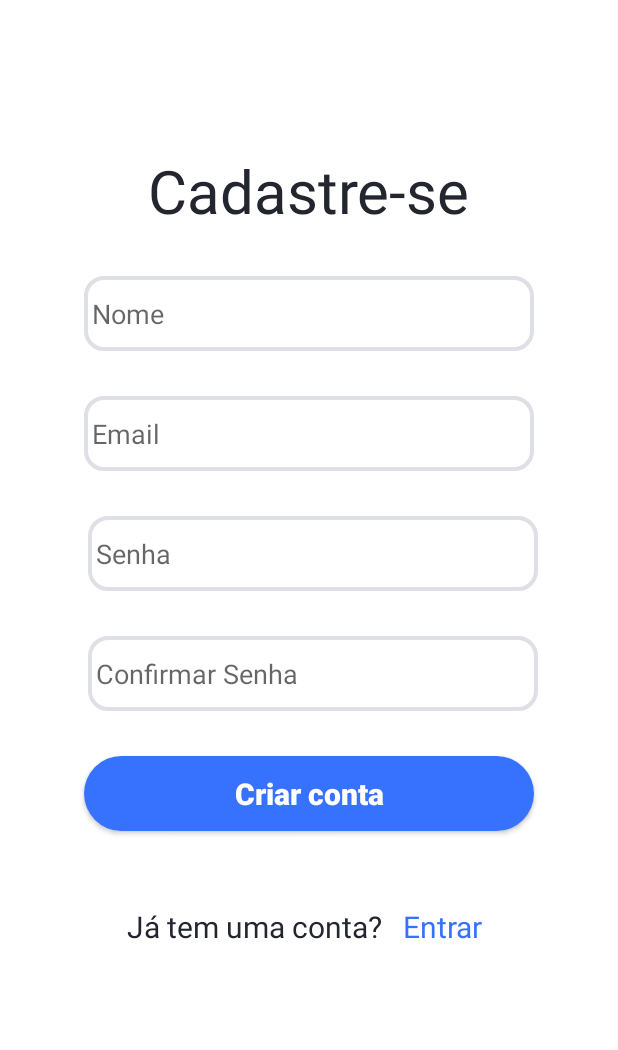
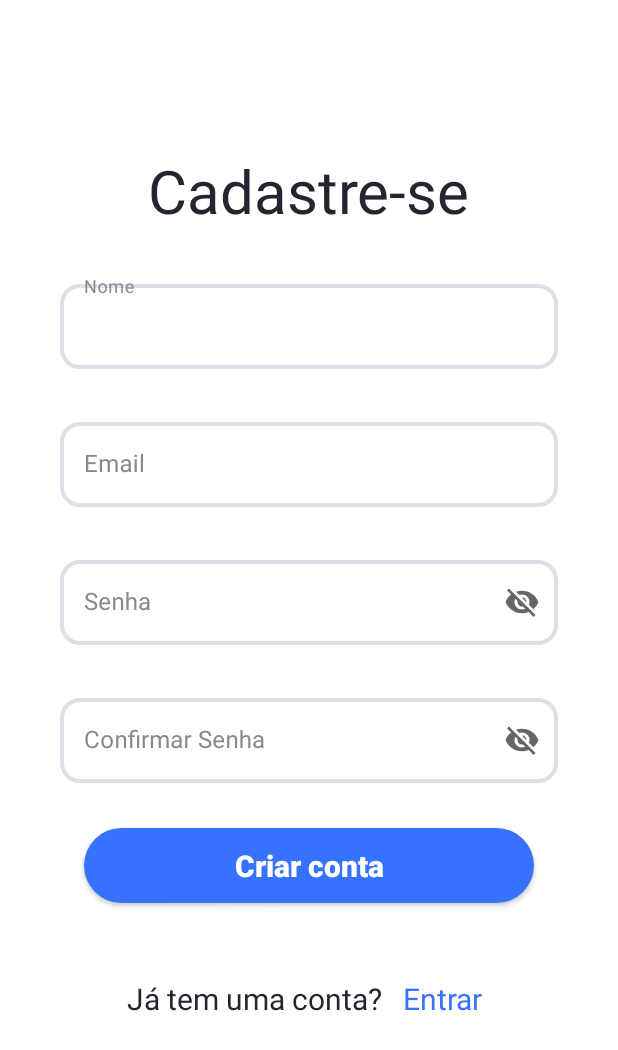
Before and after one commit to DemetriosP/gerador_grade_escolar, an Android app: the FormCasdastro screen opened directly, with no data from a screen before it, on a phone screen of 412 x 824 dp. Shown: the top 1050 px of the screen. Run offline under Robolectric (Android 15) with nearby library versions, the phone set to English and light mode, and no system bars; our stand-ins replace Firebase (no records; nobody signed in at launch, a user with empty details on screens opened directly).

Commit message:
Alteração dos campos TextEdit para TextInputLayout

```diff
--- a/app/build.gradle
+++ b/app/build.gradle
@@ -36,6 +36,6 @@ dependencies {
     testImplementation 'junit:junit:4.13.2'
     androidTestImplementation 'androidx.test.ext:junit:1.1.3'
     androidTestImplementation 'androidx.test.espresso:espresso-core:3.4.0'
-    implementation 'com.google.firebase:firebase-auth:21.0.1'
-    implementation 'com.google.firebase:firebase-firestore:24.0.1'
+    implementation 'com.google.firebase:firebase-auth:21.0.2'
+    implementation 'com.google.firebase:firebase-firestore:24.0.2'
 }
--- a/app/src/main/AndroidManifest.xml
+++ b/app/src/main/AndroidManifest.xml
@@ -9,6 +9,9 @@
         android:roundIcon="@mipmap/ic_launcher_round"
         android:supportsRtl="true"
         android:theme="@style/Theme.GeradorDeGradeEscolar">
+        <activity
+            android:name=".ui.activity.FormDisciplina"
+            android:exported="false" />
         <activity
             android:name=".ui.activity.FormCasdastro"
             android:exported="false" />
--- a/app/src/main/res/layout/activity_form_casdastro.xml
+++ b/app/src/main/res/layout/activity_form_casdastro.xml
@@ -19,59 +19,96 @@
         android:textSize="40sp"
         android:textColor="@color/black"/>
 
-    <EditText
-        android:id="@+id/editNome"
-        style="@style/Edit_Text"
-        android:layout_width="300dp"
-        android:layout_height="50dp"
+    <com.google.android.material.textfield.TextInputLayout
+        android:id="@+id/editNomeLayoyt"
+        style="@style/Widget.MaterialComponents.TextInputLayout.OutlinedBox"
+        android:layout_width="match_parent"
+        android:layout_height="wrap_content"
+        android:layout_marginStart="40dp"
         android:layout_marginTop="30dp"
-        android:importantForAutofill="no"
-        android:inputType="textPersonName"
+        android:layout_marginEnd="40dp"
         android:hint="@string/nome"
+        android:textColorHint="@color/gray"
+        app:hintTextColor="@color/gray"
         app:layout_constraintEnd_toEndOf="parent"
         app:layout_constraintStart_toStartOf="parent"
-        app:layout_constraintTop_toBottomOf="@+id/textCadastre" />
+        app:layout_constraintTop_toBottomOf="@+id/textCadastre">
 
-    <EditText
-        android:id="@+id/editEmail"
-        style="@style/Edit_Text"
-        android:layout_width="300dp"
-        android:layout_height="50dp"
+        <com.google.android.material.textfield.TextInputEditText
+            android:id="@+id/editNome"
+            style="@style/Edit_Text"
+            android:layout_width="match_parent"
+            android:layout_height="wrap_content" />
+    </com.google.android.material.textfield.TextInputLayout>
+
+    <com.google.android.material.textfield.TextInputLayout
+        android:id="@+id/editEmailLayout"
+        style="@style/Widget.MaterialComponents.TextInputLayout.OutlinedBox"
+        android:layout_width="match_parent"
+        android:layout_height="wrap_content"
+        android:layout_marginStart="40dp"
         android:layout_marginTop="30dp"
-        android:importantForAutofill="no"
-        android:inputType="textEmailAddress"
+        android:layout_marginEnd="40dp"
         android:hint="@string/email"
+        android:textColorHint="@color/gray"
+        app:hintTextColor="@color/gray"
         app:layout_constraintEnd_toEndOf="parent"
         app:layout_constraintStart_toStartOf="parent"
-        app:layout_constraintTop_toBottomOf="@+id/editNome" />
+        app:layout_constraintTop_toBottomOf="@+id/editNomeLayoyt"
+        >
 
-    <EditText
-        android:id="@+id/editSenha"
-        style="@style/Edit_Text"
-        android:layout_width="300dp"
-        android:layout_height="50dp"
+        <com.google.android.material.textfield.TextInputEditText
+            android:id="@+id/editEmail"
+            style="@style/Edit_Text"
+            android:layout_width="match_parent"
+            android:layout_height="wrap_content" />
+    </com.google.android.material.textfield.TextInputLayout>
+
+    <com.google.android.material.textfield.TextInputLayout
+        android:id="@+id/editSenhaLayout"
+        style="@style/Widget.MaterialComponents.TextInputLayout.OutlinedBox"
+        android:layout_width="match_parent"
+        android:layout_height="wrap_content"
+        android:layout_marginStart="40dp"
         android:layout_marginTop="30dp"
-        android:importantForAutofill="no"
-        android:inputType="numberPassword"
+        android:layout_marginEnd="40dp"
         android:hint="@string/senha"
+        android:textColorHint="@color/gray"
+        app:hintTextColor="@color/gray"
         app:layout_constraintEnd_toEndOf="parent"
-        app:layout_constraintHorizontal_bias="0.576"
         app:layout_constraintStart_toStartOf="parent"
-        app:layout_constraintTop_toBottomOf="@+id/editEmail" />
+        app:layout_constraintTop_toBottomOf="@+id/editEmailLayout"
+        app:endIconMode="password_toggle">
 
-    <EditText
-        android:id="@+id/editConfirmarSenha"
-        style="@style/Edit_Text"
-        android:layout_width="300dp"
-        android:layout_height="50dp"
+        <com.google.android.material.textfield.TextInputEditText
+            android:id="@+id/editSenha"
+            style="@style/Edit_Text"
+            android:layout_width="match_parent"
+            android:layout_height="wrap_content" />
+    </com.google.android.material.textfield.TextInputLayout>
+
+    <com.google.android.material.textfield.TextInputLayout
+        android:id="@+id/editSenhaConfirmarLayout"
+        style="@style/Widget.MaterialComponents.TextInputLayout.OutlinedBox"
+        android:layout_width="match_parent"
+        android:layout_height="wrap_content"
+        android:layout_marginStart="40dp"
         android:layout_marginTop="30dp"
-        android:importantForAutofill="no"
-        android:inputType="numberPassword"
+        android:layout_marginEnd="40dp"
         android:hint="@string/confirmar_senha"
+        android:textColorHint="@color/gray"
+        app:hintTextColor="@color/gray"
         app:layout_constraintEnd_toEndOf="parent"
-        app:layout_constraintHorizontal_bias="0.576"
         app:layout_constraintStart_toStartOf="parent"
-        app:layout_constraintTop_toBottomOf="@+id/editSenha" />
+        app:layout_constraintTop_toBottomOf="@+id/editSenhaLayout"
+        app:endIconMode="password_toggle">
+
+        <com.google.android.material.textfield.TextInputEditText
+            android:id="@+id/editConfirmarSenha"
+            style="@style/Edit_Text"
+            android:layout_width="match_parent"
+            android:layout_height="wrap_content" />
+    </com.google.android.material.textfield.TextInputLayout>
 
     <androidx.appcompat.widget.AppCompatButton
         android:id="@+id/btEntrar"
@@ -82,7 +119,7 @@
         android:text="@string/criar_conta"
         app:layout_constraintEnd_toEndOf="parent"
         app:layout_constraintStart_toStartOf="parent"
-        app:layout_constraintTop_toBottomOf="@+id/editConfirmarSenha" />
+        app:layout_constraintTop_toBottomOf="@+id/editSenhaConfirmarLayout" />
 
     <TextView
         android:id="@+id/textNaoConta"
--- a/app/src/main/res/values/colors.xml
+++ b/app/src/main/res/values/colors.xml
@@ -10,4 +10,5 @@
     <color name="soft_blue">#3772FF</color>
     <color name="soft_gray">#DFDFE6</color>
     <color name="red">#FF0000</color>
+    <color name="gray">#87898E</color>
 </resources>
--- a/app/src/main/res/values/styles.xml
+++ b/app/src/main/res/values/styles.xml
@@ -4,10 +4,7 @@
     <style name="Edit_Text">
         <item name="android:layout_width">match_parent</item>
         <item name="android:layout_height">wrap_content</item>
-        <item name="android:padding">5dp</item>
         <item name="android:maxLength">25</item>
-        <item name="android:layout_marginLeft">40dp</item>
-        <item name="android:layout_marginRight">40dp</item>
         <item name="android:layout_marginTop">15dp</item>
         <item name="android:background">@drawable/edit_text</item>
     </style>
```
Also changed, not shown: app/src/main/java/com/example/geradordegradeescolar/ui/activity/FormDisciplina.java (added, +16 -0 lines), app/src/main/java/com/example/geradordegradeescolar/ui/activity/FormLogin.java (+8 -2 lines), app/src/main/res/layout/activity_form_disciplina.xml (added, +10 -0 lines), app/src/main/res/layout/activity_form_login.xml (+37 -18 lines).
